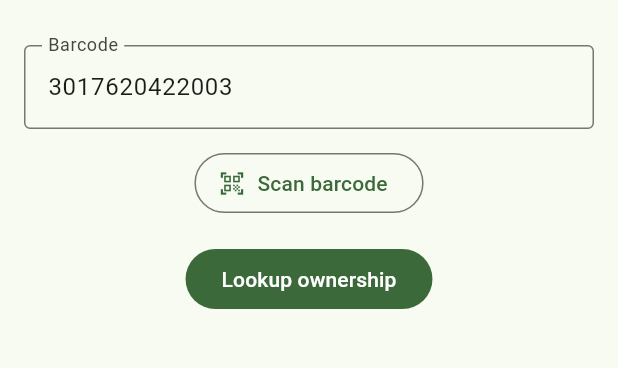
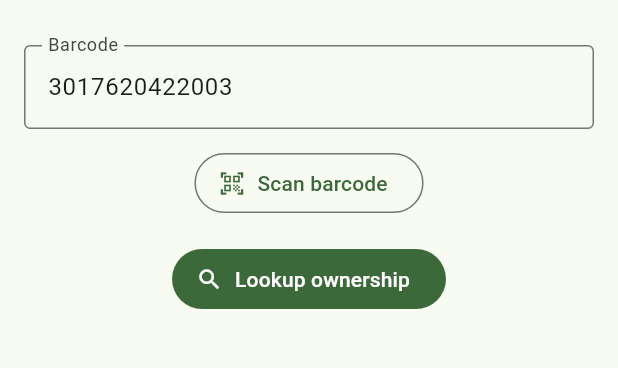
Before and after one commit to MGHADERI-25/whoownsit, a Flutter app: the screen it shows after launch, on a phone screen of 412 x 824 dp, the part 63-431 px from its top. Run offline on Flutter 3.47's test engine with Material 3 defaults, Android fonts, the light colour scheme and no system bars; our stand-ins replace dio; missing offline and left inert: mobile_scanner.

Commit message:
Improve lookup loading UX

```diff
--- a/lib/features/product_lookup/presentation/manual_barcode_lookup_screen.dart
+++ b/lib/features/product_lookup/presentation/manual_barcode_lookup_screen.dart
@@ -92,18 +92,23 @@ class _ManualBarcodeLookupScreenState extends State<ManualBarcodeLookupScreen> {
   const SizedBox(height: 12),
 
   OutlinedButton.icon(
-    onPressed: _scanBarcode,
+    onPressed: _isLoading ? null : _scanBarcode,
     icon: const Icon(Icons.qr_code_scanner),
     label: const Text('Scan barcode'),
   ),
 
   const SizedBox(height: 16),
 
-  FilledButton(
+  FilledButton.icon(
     onPressed: _isLoading ? null : _lookup,
-    child: Text(
-      _isLoading ? 'Looking up...' : 'Lookup ownership',
-    ),
+    icon: _isLoading
+      ? const SizedBox(
+          width: 16,
+          height: 16,
+          child: CircularProgressIndicator(strokeWidth: 2),
+        )
+      : const Icon(Icons.search),
+    label: Text(_isLoading ? 'Looking up...' : 'Lookup ownership'),
   ),
 
   const SizedBox(height: 24),
```
